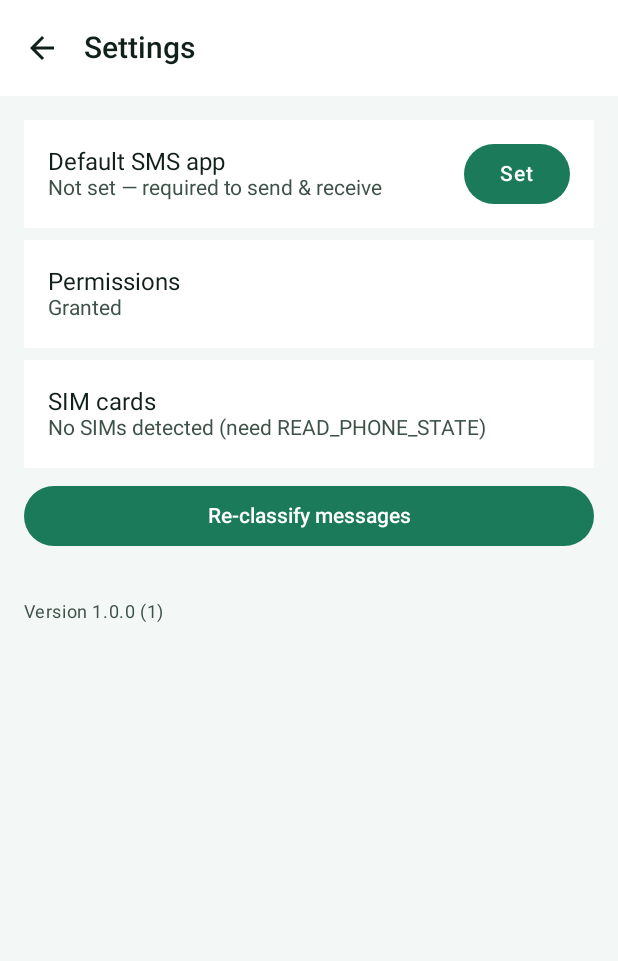
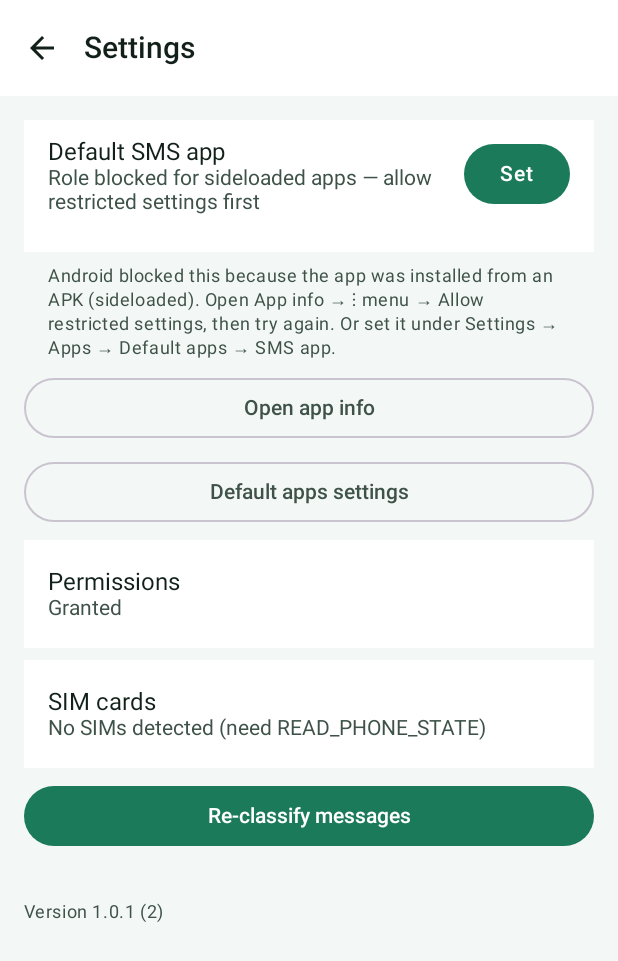
Before and after one commit to ekhtiari/smsorganizer, an Android app built with Jetpack Compose: the screen it shows after launch (MainActivity), after a tap on "Settings", on a phone screen of 412 x 824 dp. Shown: the top 961 px of the screen. Run offline under Robolectric (Android 15) with nearby library versions, the phone set to English and light mode, and no system bars; our stand-ins replace Room's generated code.

Commit message:
Fix default SMS role denial for sideloaded installs.
Harden ROLE_SMS intent filters, add restricted-settings guidance, and fallbacks to app info / default apps screens.

Co-authored-by: Cursor <cursoragent@cursor.com>

```diff
--- a/app/build.gradle.kts
+++ b/app/build.gradle.kts
@@ -14,8 +14,8 @@ android {
         applicationId = "com.ekhtiari.smsorganizer"
         minSdk = 26
         targetSdk = 36
-        versionCode = 1
-        versionName = "1.0.0"
+        versionCode = 2
+        versionName = "1.0.1"
         testInstrumentationRunner = "androidx.test.runner.AndroidJUnitRunner"
     }
 
--- a/app/src/main/java/com/ekhtiari/smsorganizer/MainActivity.kt
+++ b/app/src/main/java/com/ekhtiari/smsorganizer/MainActivity.kt
@@ -1,5 +1,6 @@
 package com.ekhtiari.smsorganizer
 
+import android.app.Activity
 import android.content.ClipData
 import android.content.ClipboardManager
 import android.content.Intent
@@ -63,8 +64,13 @@ class MainActivity : ComponentActivity() {
 
                 val defaultSmsLauncher = rememberLauncherForActivityResult(
                     ActivityResultContracts.StartActivityForResult(),
-                ) {
+                ) { result ->
                     inboxViewModel.refreshStatus()
+                    if (result.resultCode != Activity.RESULT_OK &&
+                        !SmsPermissions.isDefaultSmsApp(this@MainActivity)
+                    ) {
+                        inboxViewModel.markDefaultSmsRequestDenied()
+                    }
                 }
 
                 fun requestPermissions() {
@@ -72,7 +78,20 @@ class MainActivity : ComponentActivity() {
                 }
 
                 fun requestDefaultSms() {
+                    // Grant runtime SMS permissions first — some OEMs deny ROLE_SMS otherwise.
+                    if (!SmsPermissions.hasAll(this@MainActivity)) {
+                        requestPermissions()
+                        return
+                    }
                     defaultSmsLauncher.launch(SmsPermissions.createDefaultSmsIntent(this@MainActivity))
+                }
+
+                fun openAppInfo() {
+                    startActivity(SmsPermissions.createAppDetailsIntent(this@MainActivity))
+                }
+
+                fun openDefaultApps() {
+                    startActivity(SmsPermissions.createFallbackDefaultSmsSettingsIntent(this@MainActivity))
                 }
 
                 LaunchedEffect(Unit) {
@@ -102,6 +121,8 @@ class MainActivity : ComponentActivity() {
                             onSettings = { navController.navigate("settings") },
                             onRequestDefaultSms = ::requestDefaultSms,
                             onRequestPermissions = ::requestPermissions,
+                            onOpenAppInfo = ::openAppInfo,
+                            onOpenDefaultApps = ::openDefaultApps,
                         )
                     }
                     composable(
@@ -147,6 +168,8 @@ class MainActivity : ComponentActivity() {
                             onBack = { navController.popBackStack() },
                             onRequestDefaultSms = ::requestDefaultSms,
                             onRequestPermissions = ::requestPermissions,
+                            onOpenAppInfo = ::openAppInfo,
+                            onOpenDefaultApps = ::openDefaultApps,
                         )
                     }
                 }
--- a/app/src/main/java/com/ekhtiari/smsorganizer/ui/inbox/InboxScreen.kt
+++ b/app/src/main/java/com/ekhtiari/smsorganizer/ui/inbox/InboxScreen.kt
@@ -65,6 +65,8 @@ fun InboxScreen(
     onSettings: () -> Unit,
     onRequestDefaultSms: () -> Unit,
     onRequestPermissions: () -> Unit,
+    onOpenAppInfo: () -> Unit,
+    onOpenDefaultApps: () -> Unit,
 ) {
     val ui by viewModel.ui.collectAsStateWithLifecycle()
     val conversations by viewModel.conversations.collectAsStateWithLifecycle()
@@ -105,9 +107,17 @@ fun InboxScreen(
                 )
             } else if (!ui.isDefaultSms) {
                 Banner(
-                    text = stringResource(R.string.default_sms_prompt),
+                    text = if (ui.defaultSmsRequestDenied || !ui.smsRoleAvailable) {
+                        stringResource(R.string.default_sms_denied_help)
+                    } else {
+                        stringResource(R.string.default_sms_prompt)
+                    },
                     action = stringResource(R.string.set_default_sms),
                     onAction = onRequestDefaultSms,
+                    secondaryAction = stringResource(R.string.open_app_info),
+                    onSecondaryAction = onOpenAppInfo,
+                    tertiaryAction = stringResource(R.string.open_default_apps),
+                    onTertiaryAction = onOpenDefaultApps,
                 )
             }
 
@@ -181,7 +191,15 @@ fun InboxScreen(
 }
 
 @Composable
-private fun Banner(text: String, action: String, onAction: () -> Unit) {
+private fun Banner(
+    text: String,
+    action: String,
+    onAction: () -> Unit,
+    secondaryAction: String? = null,
+    onSecondaryAction: (() -> Unit)? = null,
+    tertiaryAction: String? = null,
+    onTertiaryAction: (() -> Unit)? = null,
+) {
     Card(
         modifier = Modifier
             .fillMaxWidth()
@@ -193,6 +211,12 @@ private fun Banner(text: String, action: String, onAction: () -> Unit) {
         Column(modifier = Modifier.padding(16.dp)) {
             Text(text = text, style = MaterialTheme.typography.bodyMedium)
             TextButton(onClick = onAction) { Text(action) }
+            if (secondaryAction != null && onSecondaryAction != null) {
+                TextButton(onClick = onSecondaryAction) { Text(secondaryAction) }
+            }
+            if (tertiaryAction != null && onTertiaryAction != null) {
+                TextButton(onClick = onTertiaryAction) { Text(tertiaryAction) }
+            }
         }
     }
 }
--- a/app/src/main/java/com/ekhtiari/smsorganizer/ui/inbox/InboxViewModel.kt
+++ b/app/src/main/java/com/ekhtiari/smsorganizer/ui/inbox/InboxViewModel.kt
@@ -22,6 +22,8 @@ data class InboxUiState(
     val searchQuery: String = "",
     val isDefaultSms: Boolean = false,
     val hasPermissions: Boolean = false,
+    val smsRoleAvailable: Boolean = true,
+    val defaultSmsRequestDenied: Boolean = false,
     val sims: List<SimInfo> = emptyList(),
 )
 
@@ -49,13 +51,22 @@ class InboxViewModel(application: Application) : AndroidViewModel(application) {
 
     fun refreshStatus() {
         val ctx = getApplication<Application>()
+        val isDefault = SmsPermissions.isDefaultSmsApp(ctx)
         _ui.value = _ui.value.copy(
-            isDefaultSms = SmsPermissions.isDefaultSmsApp(ctx),
+            isDefaultSms = isDefault,
             hasPermissions = SmsPermissions.hasAll(ctx),
+            smsRoleAvailable = SmsPermissions.isSmsRoleAvailable(ctx),
+            defaultSmsRequestDenied = if (isDefault) false else _ui.value.defaultSmsRequestDenied,
             sims = app.simManager.getActiveSims(),
             category = categoryFilter.value,
             searchQuery = searchQuery.value,
         )
+    }
+
+    fun markDefaultSmsRequestDenied() {
+        if (!_ui.value.isDefaultSms) {
+            _ui.value = _ui.value.copy(defaultSmsRequestDenied = true)
+        }
     }
 
     fun setCategory(category: MessageCategory?) {
--- a/app/src/main/java/com/ekhtiari/smsorganizer/ui/settings/SettingsScreen.kt
+++ b/app/src/main/java/com/ekhtiari/smsorganizer/ui/settings/SettingsScreen.kt
@@ -13,6 +13,7 @@ import androidx.compose.material3.Icon
 import androidx.compose.material3.IconButton
 import androidx.compose.material3.ListItem
 import androidx.compose.material3.MaterialTheme
+import androidx.compose.material3.OutlinedButton
 import androidx.compose.material3.Scaffold
 import androidx.compose.material3.Text
 import androidx.compose.material3.TopAppBar
@@ -40,15 +41,19 @@ fun SettingsScreen(
     onBack: () -> Unit,
     onRequestDefaultSms: () -> Unit,
     onRequestPermissions: () -> Unit,
+    onOpenAppInfo: () -> Unit,
+    onOpenDefaultApps: () -> Unit,
 ) {
     val context = LocalContext.current
     var isDefault by remember { mutableStateOf(false) }
     var hasPerms by remember { mutableStateOf(false) }
+    var roleAvailable by remember { mutableStateOf(true) }
     var simSummary by remember { mutableStateOf("") }
 
     fun refresh() {
         isDefault = SmsPermissions.isDefaultSmsApp(context)
         hasPerms = SmsPermissions.hasAll(context)
+        roleAvailable = SmsPermissions.isSmsRoleAvailable(context)
         val app = context.applicationContext as SmsOrganizerApp
         simSummary = app.simManager.getActiveSims()
             .joinToString("\n") { "${it.label} (subId=${it.subscriptionId})" }
@@ -79,7 +84,13 @@ fun SettingsScreen(
             ListItem(
                 headlineContent = { Text("Default SMS app") },
                 supportingContent = {
-                    Text(if (isDefault) "Enabled" else "Not set — required to send & receive")
+                    Text(
+                        when {
+                            isDefault -> "Enabled"
+                            !roleAvailable -> "Role blocked for sideloaded apps — allow restricted settings first"
+                            else -> "Not set — required to send & receive"
+                        },
+                    )
                 },
                 trailingContent = {
                     if (!isDefault) {
@@ -89,6 +100,27 @@ fun SettingsScreen(
                     }
                 },
             )
+
+            if (!isDefault) {
+                Text(
+                    text = stringResource(R.string.default_sms_denied_help),
+                    style = MaterialTheme.typography.bodySmall,
+                    color = MaterialTheme.colorScheme.onSurfaceVariant,
+                    modifier = Modifier.padding(horizontal = 16.dp),
+                )
+                OutlinedButton(
+                    onClick = onOpenAppInfo,
+                    modifier = Modifier.fillMaxWidth(),
+                ) {
+                    Text(stringResource(R.string.open_app_info))
+                }
+                OutlinedButton(
+                    onClick = onOpenDefaultApps,
+                    modifier = Modifier.fillMaxWidth(),
+                ) {
+                    Text(stringResource(R.string.open_default_apps))
+                }
+            }
 
             ListItem(
                 headlineContent = { Text("Permissions") },
--- a/app/src/main/res/values/strings.xml
+++ b/app/src/main/res/values/strings.xml
@@ -4,7 +4,10 @@
     <string name="notification_channel_messages">Messages</string>
     <string name="notification_channel_otp">OTP codes</string>
     <string name="default_sms_prompt">Set SMS Organizer as your default SMS app to send and organize messages.</string>
+    <string name="default_sms_denied_help">Android blocked this because the app was installed from an APK (sideloaded). Open App info → ⋮ menu → Allow restricted settings, then try again. Or set it under Settings → Apps → Default apps → SMS app.</string>
     <string name="set_default_sms">Set as default SMS app</string>
+    <string name="open_app_info">Open app info</string>
+    <string name="open_default_apps">Default apps settings</string>
     <string name="permission_required">SMS permissions are required</string>
     <string name="category_all">All</string>
     <string name="category_personal">Personal</string>
```
Also changed, not shown: app/src/main/AndroidManifest.xml (+40 -10 lines), app/src/main/java/com/ekhtiari/smsorganizer/util/SmsPermissions.kt (+43 -3 lines), 1 other file.
